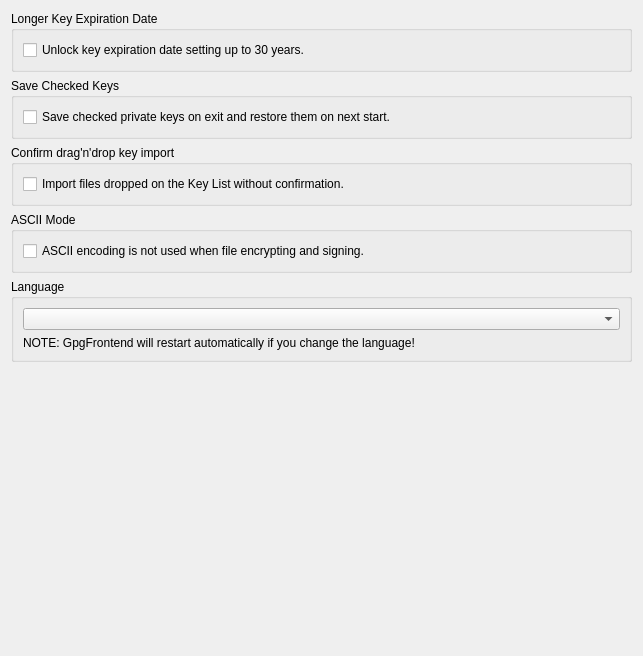
This is ui/GeneralSettings.ui in saturneric/GpgFrontend as Qt 5 draws it before an edit. The edited form follows.
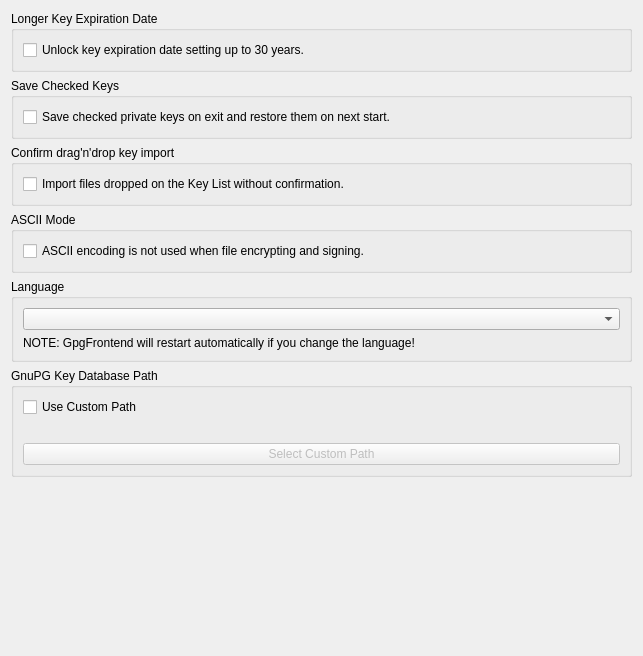
This is the edited form.

The edit to the form file:
```diff
--- a/ui/GeneralSettings.ui
+++ b/ui/GeneralSettings.ui
@@ -123,6 +123,46 @@
        </layout>
       </widget>
      </item>
+     <item>
+      <widget class="QGroupBox" name="gnupgDatabaseBox">
+       <property name="title">
+        <string>GnuPG Key Database Path</string>
+       </property>
+       <layout class="QGridLayout" name="gridLayout_7">
+        <item row="0" column="0">
+         <layout class="QVBoxLayout" name="verticalLayout_7">
+          <item>
+           <widget class="QCheckBox" name="keyDatabseUseCustomCheckBox">
+            <property name="text">
+             <string>Use Custom Path</string>
+            </property>
+           </widget>
+          </item>
+          <item>
+           <widget class="QLabel" name="currentKeyDatabasePathLabel">
+            <property name="enabled">
+             <bool>false</bool>
+            </property>
+            <property name="text">
+             <string/>
+            </property>
+           </widget>
+          </item>
+          <item>
+           <widget class="QPushButton" name="customKeyDatabasePathSelectButton">
+            <property name="enabled">
+             <bool>false</bool>
+            </property>
+            <property name="text">
+             <string>Select Custom Path</string>
+            </property>
+           </widget>
+          </item>
+         </layout>
+        </item>
+       </layout>
+      </widget>
+     </item>
      <item>
       <spacer name="verticalSpacer">
        <property name="orientation">
```
